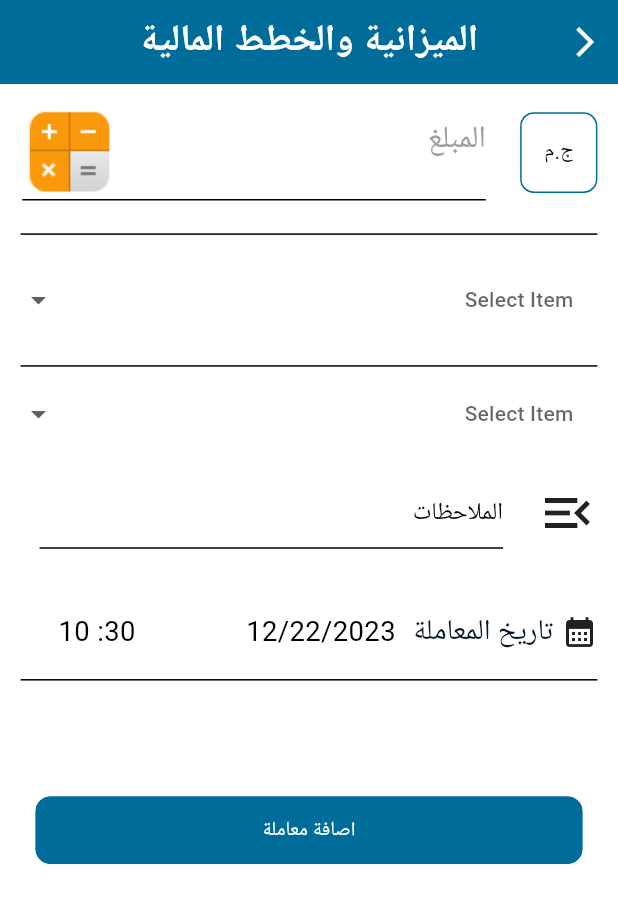
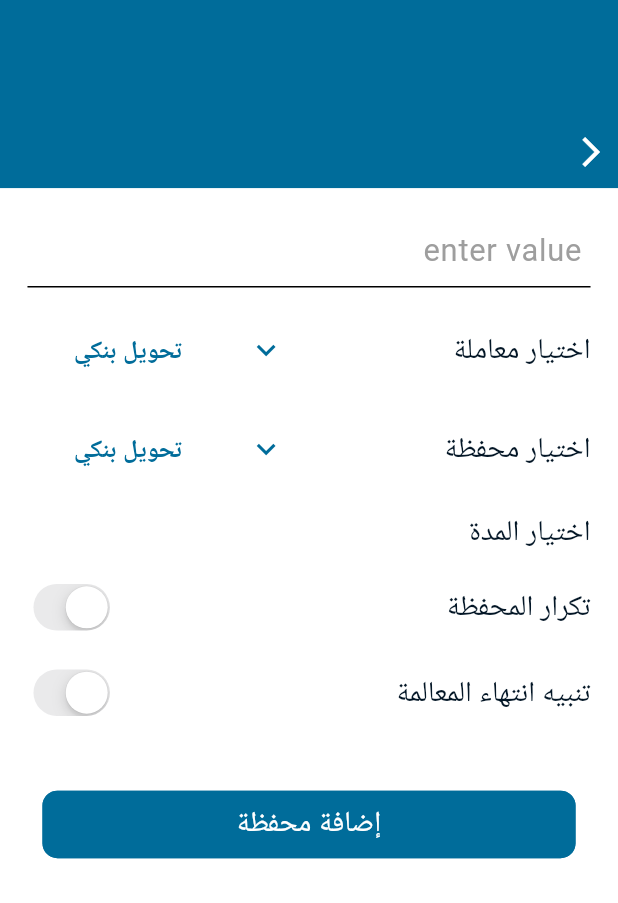
Before and after one commit to tsquare-alex/expenses, a Flutter app: the Budget screen opened directly, after a tap on the "add" icon, on a phone screen of 412 x 824 dp. Shown: the top 903 px of the screen. Run offline on Flutter 3.47's test engine with Material 3 defaults, Android fonts, the light colour scheme and no system bars; drawn by our look-alikes of dropdown_button2, flutter_easyloading; our stand-ins replace animated_bottom_navigation_bar, auto_route, bloc, cloud_firestore, dotted_border, equatable and 23 more; missing offline and left inert: circle_progress_bar, extension_google_sign_in_as_googleapis_auth, flutter_barcode_scanner, flutter_qiblah, flutter_simple_calculator, googleapis; accounts and stored records are empty; Roboto replaces fonts that are missing (Tajawal).

Commit message:
some changes in wallet and add budget screen

```diff
--- a/lib/general/utilities/main_data/MainData.dart
+++ b/lib/general/utilities/main_data/MainData.dart
@@ -1,8 +1,6 @@
 part of 'MainDataImports.dart';
 
-
 class MainData {
-
   static ThemeData darkTheme = ThemeData(
     fontFamily: 'Janna',
     primarySwatch: Colors.blueGrey,
@@ -30,7 +28,7 @@ class MainData {
       selectedItemColor: Colors.blue,
       unselectedItemColor: Colors.grey,
       elevation: 30,
-      backgroundColor: MyColors.black  ,
+      backgroundColor: MyColors.black,
     ),
     textTheme: const TextTheme(
       bodyText1: TextStyle(
@@ -82,36 +80,27 @@ class MainData {
     ),
   );
 
-  static List<BlocProvider>  providers(BuildContext context)=>[
-    BlocProvider<LangCubit>(
-      create: (BuildContext context)=> LangCubit()
-    ),
+  static List<BlocProvider> providers(BuildContext context) => [
+        BlocProvider<LangCubit>(create: (BuildContext context) => LangCubit()),
         BlocProvider<MyExpansionCubit>(
-        create: (BuildContext context)=> MyExpansionCubit()
-    ),
+            create: (BuildContext context) => MyExpansionCubit()),
         BlocProvider<AppThemeCubit>(
           create: (context) => AppThemeCubit()..applyAppTheme(),
         ),
         BlocProvider<LengthConverterCubit>(
           create: (context) => LengthConverterCubit(),
-
         ),
         BlocProvider<AreaConverterCubit>(
           create: (context) => AreaConverterCubit(),
-
         ),
         BlocProvider<AddDataBaseCubit>(
           create: (context) => AddDataBaseCubit(),
-
         ),
         BlocProvider<DatabaseCubit>(
           create: (context) => DatabaseCubit(),
-
         ),
-    // BlocProvider<UserCubit>(
-    //     create: (BuildContext context)=> UserCubit()
-    // ),
+        BlocProvider<WalletCubit>(
+          create: (context) => WalletCubit(),
+        )
       ];
-
-
 }
--- a/lib/general/utilities/main_data/MainDataImports.dart
+++ b/lib/general/utilities/main_data/MainDataImports.dart
@@ -7,6 +7,7 @@ import 'package:expenses/general/themes/cubit/app_theme_cubit.dart';
 import 'package:expenses/user/screens/tools_helper/widgets/arena_converter/cubit/arena_converter_cubit.dart';
 import 'package:expenses/user/screens/tools_helper/widgets/length_conversion/cubit/length_converter_cubit.dart';
 import 'package:expenses/user/screens/tools_helper/widgets/length_conversion/length_conversion.dart';
+import 'package:expenses/user/screens/wallet/data/cubit/wallet_cubit/wallet_cubit.dart';
 import 'package:flutter/material.dart';
 import 'package:flutter/services.dart';
 import 'package:flutter_bloc/flutter_bloc.dart';
--- a/lib/general/utilities/routers/Router.dart
+++ b/lib/general/utilities/routers/Router.dart
@@ -39,6 +39,7 @@ part of 'RouterImports.dart';
     AdaptiveRoute(page: BalanceWithdrawal),
     AdaptiveRoute(page: AddBalance),
     AdaptiveRoute(page: ToolsHelper),
+    AdaptiveRoute(page: AddBudgetItem),
   ],
 )
 class $AppRouter {}
--- a/lib/general/utilities/routers/RouterImports.dart
+++ b/lib/general/utilities/routers/RouterImports.dart
@@ -8,6 +8,7 @@ import 'package:expenses/general/screens/select_currency/select_currency_imports
 import 'package:expenses/general/screens/select_language/select_language_imports.dart';
 import 'package:expenses/general/screens/splash/SplashImports.dart';
 import 'package:expenses/general/screens/welcome_page/WelcomePageImports.dart';
+import 'package:expenses/user/screens/budget/widget/add_budget_item.dart';
 import 'package:expenses/user/screens/budget/widget/add_transaction.dart';
 import 'package:expenses/user/screens/database/widgets/add_database.dart';
 import 'package:expenses/user/screens/add_transaction/add_transaction_imports.dart';
--- a/lib/user/screens/budget/budget.dart
+++ b/lib/user/screens/budget/budget.dart
@@ -1,9 +1,6 @@
 import 'package:auto_route/auto_route.dart';
 import 'package:expenses/general/constants/MyColors.dart';
 import 'package:expenses/general/utilities/routers/RouterImports.gr.dart';
-import 'package:expenses/general/widgets/MyText.dart';
-import 'package:expenses/user/screens/budget/widget/custom_icon.dart';
-import 'package:expenses/user/screens/budget/widget/item_budget.dart';
 import 'package:flutter/material.dart';
 import 'package:flutter_screenutil/flutter_screenutil.dart';
 
@@ -13,28 +10,105 @@ class Budget extends StatelessWidget {
   @override
   Widget build(BuildContext context) {
     return Scaffold(
-      body: Column(children: [
-        Expanded(
-          child: ListView.separated(
-            itemCount: 5,
-            itemBuilder: (context, index) => const ItemBudget(
-                precent: 0.4,
-                title: "title",
-                value: "value",
-                secValue: "secValue"),
-            separatorBuilder: (BuildContext context, int index) {
-              return Divider(
-                color: MyColors.black,
-              );
-            },
-          ),
+      body: Column(
+        children: [],
+      ),
+      floatingActionButton: FloatingActionButton(
+        onPressed: () {
+          AutoRouter.of(context).push(AddBudgetItemRoute());
+        },
+        backgroundColor: MyColors.primary,
+        child: Icon(
+          Icons.add,
+          size: 20.sp,
+          color: MyColors.white,
         ),
-        CustomIcon(
-          onPressed: () {
-            AutoRouter.of(context).push(const AddTransactionBudgetRoute());
-          },
-        ),
-      ]),
+      ),
     );
   }
 }
+
+
+
+
+
+
+
+
+
+
+
+
+
+
+
+
+
+
+
+
+
+
+
+
+
+
+
+
+
+
+
+
+
+
+
+
+
+
+
+
+
+
+
+
+
+
+
+// import 'package:auto_route/auto_route.dart';
+// import 'package:expenses/general/constants/MyColors.dart';
+// import 'package:expenses/general/utilities/routers/RouterImports.gr.dart';
+// import 'package:expenses/user/screens/budget/widget/custom_icon.dart';
+// import 'package:expenses/user/screens/budget/widget/item_budget.dart';
+// import 'package:flutter/material.dart';
+
+// class Budget extends StatelessWidget {
+//   const Budget({super.key});
+
+//   @override
+//   Widget build(BuildContext context) {
+//     return Scaffold(
+//       body: Column(children: [
+//         Expanded(
+//           child: ListView.separated(
+//             itemCount: 5,
+//             itemBuilder: (context, index) => const ItemBudget(
+//                 precent: 0.4,
+//                 title: "title",
+//                 value: "value",
+//                 secValue: "secValue"),
+//             separatorBuilder: (BuildContext context, int index) {
+//               return Divider(
+//                 color: MyColors.black,
+//               );
+//             },
+//           ),
+//         ),
+//         CustomIcon(
+//           onPressed: () {
+//             AutoRouter.of(context).push(const AddTransactionBudgetRoute());
+//           },
+//         ),
+//       ]),
+//     );
+//   }
+// }
--- a/lib/user/screens/budget/budget_data.dart
+++ b/lib/user/screens/budget/budget_data.dart
@@ -1,3 +1,3 @@
 part of 'budget_imports.dart';
 
-class BudgetData{}
+class BudgetData {}
--- /dev/null
+++ b/lib/user/screens/budget/widget/add_budget_item.dart
@@ -0,0 +1,180 @@
+import 'package:auto_route/auto_route.dart';
+import 'package:expenses/general/constants/MyColors.dart';
+import 'package:expenses/general/widgets/DefaultButton.dart';
+import 'package:expenses/general/widgets/MyText.dart';
+import 'package:expenses/user/screens/settings/widgets/settings_widgets_imports.dart';
+import 'package:expenses/user/screens/wallet/wallet_imports.dart';
+import 'package:flutter/cupertino.dart';
+import 'package:flutter/material.dart';
+import 'package:flutter_screenutil/flutter_screenutil.dart';
+
+class AddBudgetItem extends StatefulWidget {
+  const AddBudgetItem({super.key});
+
+  @override
+  State<AddBudgetItem> createState() => _AddBudgetItemState();
+}
+
+class _AddBudgetItemState extends State<AddBudgetItem> {
+  bool repeatSwitchValue = false;
+  bool notificationSwitchvalu = false;
+
+  @override
+  Widget build(BuildContext context) {
+    WalletData data = WalletData();
+
+    return Column(
+      children: [
+        Container(
+          height: 105.h,
+          width: double.infinity,
+          color: MyColors.primary,
+          child: Align(
+            alignment: Alignment.bottomRight,
+            child: IconButton(
+              onPressed: () => AutoRouter.of(context).pop(),
+              icon: const Icon(Icons.arrow_back_ios),
+              color: MyColors.white,
+            ),
+          ),
+        ),
+        Padding(
+          padding: EdgeInsets.all(16.w),
+          child: Column(
+            children: [
+              TextFormField(
+                validator: (text) {
+                  if (text == null || text.isEmpty) {
+                    return "رجاء ادخال اسم المحفظة";
+                  }
+                  return null;
+                },
+                keyboardType: TextInputType.name,
+                textAlign: TextAlign.right,
+                cursorColor: MyColors.primary,
+                decoration: InputDecoration(
+                    hoverColor: MyColors.primary,
+                    fillColor: MyColors.primary,
+                    hintText: " enter value",
+                    hintStyle: TextStyle(fontSize: 18.sp, color: MyColors.grey),
+                    focusColor: MyColors.primary),
+              ),
+              SizedBox(
+                height: 15.h,
+              ),
+              Row(
+                mainAxisAlignment: MainAxisAlignment.spaceBetween,
+                children: [
+                  MyText(
+                      title: "اختيار معاملة",
+                      color: MyColors.black,
+                      size: 14.sp),
+                  SizedBox(
+                    width: 150.w,
+                    child: TileDropdownButton(
+                      menuList: data.paymentMethod,
+                      value: data.paymentMethod.first,
+                      onChanged: (value) => {},
+                    ),
+                  ),
+                ],
+              ),
+              SizedBox(height: 15.h),
+              Row(
+                mainAxisAlignment: MainAxisAlignment.spaceBetween,
+                children: [
+                  MyText(
+                      title: "اختيار محفظة",
+                      color: MyColors.black,
+                      size: 14.sp),
+                  SizedBox(
+                    width: 150.w,
+                    child: TileDropdownButton(
+                      menuList: data.paymentMethod,
+                      value: data.paymentMethod.first,
+                      onChanged: (value) => {},
+                    ),
+                  ),
+                ],
+              ),
+              SizedBox(height: 15.h),
+              Row(
+                children: [
+                  MyText(
+                      title: "اختيار المدة",
+                      color: MyColors.black,
+                      size: 14.sp),
+                ],
+              ),
+              SizedBox(height: 15.h),
+              Row(
+                mainAxisAlignment: MainAxisAlignment.spaceBetween,
+                children: [
+                  MyText(
+                      title: "تكرار المحفظة",
+                      color: MyColors.black,
+                      size: 14.sp),
+                  Visibility(
+                    visible: repeatSwitchValue,
+                    child: SizedBox(
+                      width: 150.w,
+                      child: TileDropdownButton(
+                          menuList: data.repeatWallet,
+                          value: data.repeatWallet.first,
+                          onChanged: (value) {}),
+                    ),
+                  ),
+                  CupertinoSwitch(
+                    value: repeatSwitchValue,
+                    onChanged: (value) {
+                      setState(() {
+                        repeatSwitchValue = value;
+                      });
+                    },
+                  ),
+                ],
+              ),
+              SizedBox(
+                height: 15.h,
+              ),
+              Row(
+                mainAxisAlignment: MainAxisAlignment.spaceBetween,
+                children: [
+                  MyText(
+                      title: "تنبيه انتهاء المعالمة",
+                      color: MyColors.black,
+                      size: 14.sp),
+                  Visibility(
+                    visible: notificationSwitchvalu,
+                    child: SizedBox(
+                      width: 150.w,
+                      child: Container(),
+                    ),
+                  ),
+                  CupertinoSwitch(
+                    value: notificationSwitchvalu,
+                    onChanged: (value) {
+                      setState(() {
+                        notificationSwitchvalu = value;
+                      });
+                    },
+                  ),
+                ],
+              ),
+              SizedBox(
+                height: 30.h,
+              ),
+              DefaultButton(
+                fontSize: 14.sp,
+                borderColor: MyColors.primary,
+                title: "إضافة محفظة",
+                color: MyColors.primary,
+                onTap: () {},
+              )
+            ],
+          ),
+        ),
+      ],
+    );
+  }
+}
--- a/lib/user/screens/wallet/data/cubit/wallet_cubit/wallet_cubit.dart
+++ b/lib/user/screens/wallet/data/cubit/wallet_cubit/wallet_cubit.dart
@@ -5,6 +5,9 @@ import 'package:flutter_bloc/flutter_bloc.dart';
 import 'package:hive/hive.dart';
 
 class WalletCubit extends Cubit<WalletState> {
+  DateTime startDate = DateTime.now();
+  DateTime endDate = DateTime.now().add(Duration(days: 30));
+
   WalletCubit() : super(WalletInitial());
   List<WalletModel> walletList = [];
   fetchAllData() async {
--- a/lib/user/screens/wallet/widgets/add_wallet.dart
+++ b/lib/user/screens/wallet/widgets/add_wallet.dart
@@ -40,7 +40,6 @@ class _AddWalletState extends State<AddWallet> {
       DateTimeRange(start: DateTime.now(), end: DateTime.now());
 
   _AddWalletState();
-  String? balance;
   double parsedNumber = 0;
   @override
   Widget build(BuildContext context) {
@@ -221,12 +220,12 @@ class _AddWalletState extends State<AddWallet> {
                             SizedBox(
                               width: 150.w,
                               child: TileDropdownButton(
-                                  menuList: data.encomeSource,
-                                  value: data.encomeSource.first,
-                                  onChanged: (value) {
-                                    encomSourceController.text =
-                                        value as String;
-                                  }),
+                                menuList: data.encomeSource,
+                                value: data.encomeSource.first,
+                                onChanged: (value) {
+                                  encomSourceController.text = value as String;
+                                },
+                              ),
                             ),
                           ],
                         ),
@@ -404,15 +403,17 @@ class _AddWalletState extends State<AddWallet> {
   }
 
   void dateRange() async {
-    var dateRange = await showDateRangePicker(
+    DateTimeRange? dateRange = await showDateRangePicker(
       context: context,
-      firstDate: DateTime(2000),
-      lastDate: DateTime(3000),
+      firstDate: context.read<WalletCubit>().startDate,
+      lastDate: context.read<WalletCubit>().endDate,
     );
+
     if (dateRange != null) {
       setState(() {
         selectRangeDate = dateRange;
-        rangeDateController.text = selectRangeDate.toString();
+        rangeDateController.text =
+            "${dateRange.start.day}/${dateRange.start.month}/${dateRange.start.year} - ${dateRange.end.day}/${dateRange.end.month}/${dateRange.end.year}";
       });
     }
   }
--- a/lib/user/screens/wallet/widgets/cstom_container.dart
+++ b/lib/user/screens/wallet/widgets/cstom_container.dart
@@ -12,13 +12,20 @@ import 'package:flutter_screenutil/flutter_screenutil.dart';
 class CustomContainer extends StatelessWidget {
   final WalletModel model;
 
-  const CustomContainer({super.key, required this.model});
+  const CustomContainer({
+    super.key,
+    required this.model,
+  });
 
   @override
   Widget build(BuildContext context) {
     WalletData data = WalletData();
-
-    return Container(
+    DateTime currentDate = DateTime.now();
+    bool endDatePassed =
+        currentDate.isAfter(context.read<WalletCubit>().endDate);
+    return BlocProvider(
+      create: (context) => WalletCubit(),
+      child: Container(
         padding: EdgeInsets.all(20.w),
         height: 180.h,
         decoration: BoxDecoration(
@@ -31,7 +38,8 @@ class CustomContainer extends StatelessWidget {
               mainAxisAlignment: MainAxisAlignment.spaceBetween,
               children: [
                 MyText(title: model.name, color: MyColors.white, size: 16.sp),
-              IconButton(
+                endDatePassed
+                    ? IconButton(
                         onPressed: () {
                           data.showButtomSheet(context, build, model);
                         },
@@ -39,6 +47,7 @@ class CustomContainer extends StatelessWidget {
                           Icons.arrow_drop_down_outlined,
                           color: MyColors.white,
                         ))
+                    : const Text("hi")
               ],
             ),
             MyText(
@@ -81,6 +90,7 @@ class CustomContainer extends StatelessWidget {
             )
           ],
         ),
+      ),
     );
   }
 }
```
Also changed, not shown: lib/general/utilities/routers/RouterImports.gr.dart, pubspec.lock (deleted). Lines whose indentation alone changed are shown as unchanged.
